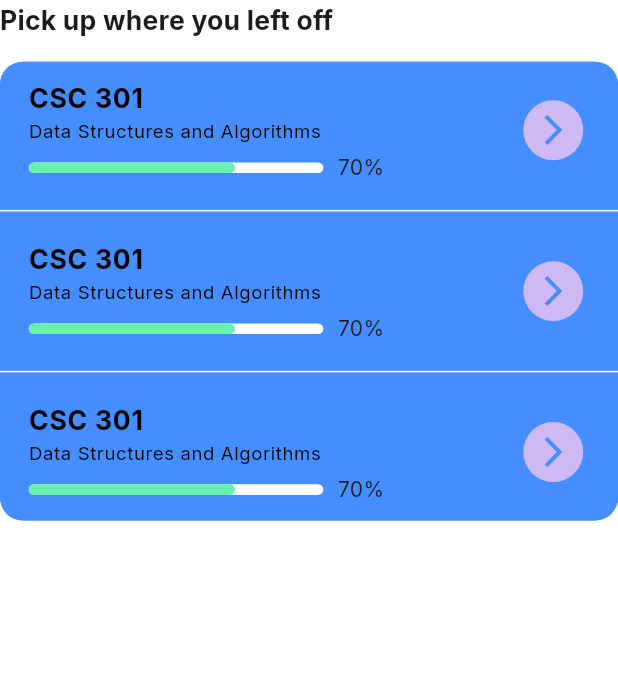
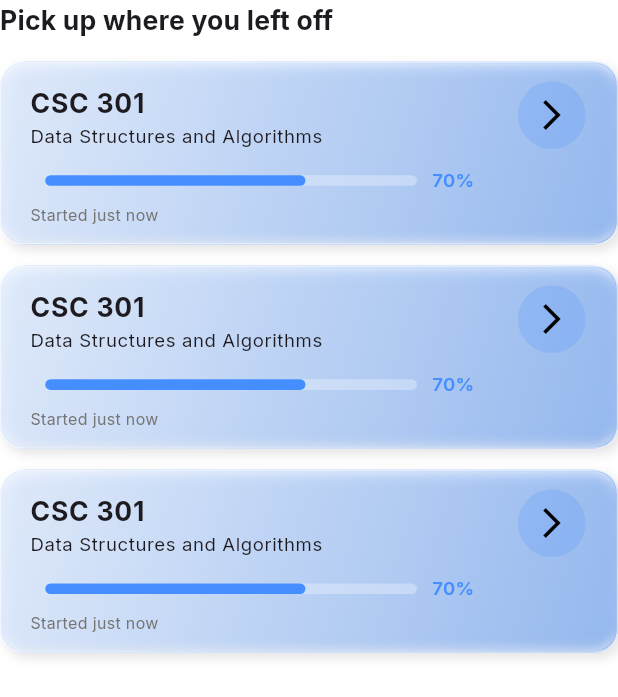
Before and after one commit to sixtusagbo/aceit, a Flutter app: the ContinueProgressWidget widget shown alone on an empty page, opened directly, on a phone screen of 412 x 824 dp. Shown: the top 697 px of the screen. Run offline on Flutter 3.47's test engine with Material 3 defaults, Android fonts, the phone set to English and light mode, and no system bars; drawn by our look-alikes of percent_indicator, skeletonizer; our stand-ins replace cloud_firestore, curved_navigation_bar, dart_mappable, firebase_auth, firebase_core, flutter_hooks and 4 more; missing offline and left inert: firebase_ui_auth; accounts and stored records are empty; generated files the repository leaves out were written again.

Commit message:
Enhance continue progress widget interface

```diff
--- a/lib/pages/home_page.dart
+++ b/lib/pages/home_page.dart
@@ -47,6 +47,7 @@ class HomePage extends ConsumerWidget {
           ],
         ),
         titleSpacing: 27.w,
+        backgroundColor: Colors.blue.withOpacity(0.1),
         actions: [
           // Support icon button
           IconButton(
@@ -57,12 +58,33 @@ class HomePage extends ConsumerWidget {
           18.horizontalSpace,
         ],
       ),
-      body: Padding(
+      body: Container(
+        decoration: BoxDecoration(
+          gradient: LinearGradient(
+            begin: Alignment.topLeft,
+            end: Alignment.bottomRight,
+            colors: [
+              Colors.blue.withOpacity(0.1),
+              Colors.white,
+            ],
+          ),
+        ),
+        height: 1.sh,
+        child: SingleChildScrollView(
+          child: Padding(
             padding: EdgeInsets.symmetric(vertical: 20.h, horizontal: 23.w),
             child: Column(
               crossAxisAlignment: CrossAxisAlignment.start,
               children: [
-            /// Carousel of banner images
+                Text(
+                  'Study Materials',
+                  style: TextStyle(
+                    fontSize: 24.sp,
+                    fontWeight: FontWeight.bold,
+                  ),
+                ),
+                12.verticalSpace,
+                // Carousel section
                 ConstrainedBox(
                   constraints: BoxConstraints(maxHeight: 200.h),
                   child: AutoScrollingCarousel(
@@ -81,12 +103,18 @@ class HomePage extends ConsumerWidget {
                     ], // Customize as needed
                   ),
                 ),
-            20.verticalSpace,
-
-            /// Continue in-progress quiz
+                24.verticalSpace,
                 inProgressQuizzes.when(
                   data: (results) => results.isEmpty
-                  ? const Text('No quizzes in progress')
+                      ? Center(
+                          child: Text(
+                            'No quizzes in progress',
+                            style: TextStyle(
+                              fontSize: 16.sp,
+                              color: Colors.grey[600],
+                            ),
+                          ),
+                        )
                       : ContinueProgressWidget(results: results),
                   error: (err, _) => Text('Error: $err'),
                   loading: () => Skeletonizer(
@@ -97,6 +125,8 @@ class HomePage extends ConsumerWidget {
               ],
             ),
           ),
+        ),
+      ),
     );
   }
 }
--- a/lib/utils/extensions.dart
+++ b/lib/utils/extensions.dart
@@ -32,3 +32,18 @@ extension IterableExtension<E> on Iterable<E> {
     return null;
   }
 }
+
+extension DateTimeExtension on DateTime {
+  String get timeago {
+    final difference = DateTime.now().difference(this);
+    if (difference.inDays > 0) {
+      return '${difference.inDays}d ago';
+    } else if (difference.inHours > 0) {
+      return '${difference.inHours}h ago';
+    } else if (difference.inMinutes > 0) {
+      return '${difference.inMinutes}m ago';
+    } else {
+      return 'just now';
+    }
+  }
+}
--- a/lib/widgets/continue_progress_widget.dart
+++ b/lib/widgets/continue_progress_widget.dart
@@ -25,6 +25,9 @@ class ContinueProgressWidget extends StatelessWidget {
           ),
         ),
         16.verticalSpace,
+        Column(
+          children: [
+            for (final result in results)
               Container(
                 width: double.infinity,
                 decoration: ShapeDecoration(
@@ -33,18 +36,16 @@ class ContinueProgressWidget extends StatelessWidget {
                     borderRadius: BorderRadius.circular(18.r),
                   ),
                 ),
-          child: Column(
-            children: [
-              for (final result in results)
-                CourseProgressWidget(
+                child: CourseProgressWidget(
                   courseCode: result.course!.code,
                   courseTitle: result.course!.title,
                   progress: result.progress,
                   quizId: result.quizId,
                   resultId: result.id,
+                  date: result.date,
+                ),
               )
-            ].separatedBy(const Divider()),
-          ),
+          ].separatedBy(16.verticalSpace),
         ),
       ],
     );
--- a/lib/widgets/course_progress_widget.dart
+++ b/lib/widgets/course_progress_widget.dart
@@ -1,9 +1,11 @@
+import 'dart:ui';
+
+import 'package:aceit/utils/constants.dart';
 import 'package:aceit/utils/extensions.dart';
 import 'package:flutter/material.dart';
 import 'package:flutter_screenutil/flutter_screenutil.dart';
 import 'package:go_router/go_router.dart';
 import 'package:percent_indicator/percent_indicator.dart';
-import 'package:skeletonizer/skeletonizer.dart';
 
 class CourseProgressWidget extends StatelessWidget {
   const CourseProgressWidget({
@@ -14,6 +16,7 @@ class CourseProgressWidget extends StatelessWidget {
     required this.quizId,
     required this.resultId,
     this.isDummy = false,
+    required this.date,
   });
 
   final String courseCode;
@@ -22,22 +25,53 @@ class CourseProgressWidget extends StatelessWidget {
   final String quizId;
   final String resultId;
   final bool isDummy;
+  final DateTime date;
 
   @override
   Widget build(BuildContext context) {
     return Container(
-      decoration: ShapeDecoration(
-        color: Theme.of(context).primaryColor,
-        shape: RoundedRectangleBorder(
+      decoration: BoxDecoration(
         borderRadius: BorderRadius.circular(17.r),
+        gradient: LinearGradient(
+          begin: Alignment.topLeft,
+          end: Alignment.bottomRight,
+          colors: [
+            kGlassWhite,
+            kGlassBackground,
+          ],
         ),
+        border: Border.all(
+          color: kGlassBorder,
+          width: 1,
         ),
+        boxShadow: [
+          BoxShadow(
+            color: Colors.white.withOpacity(0.2),
+            offset: const Offset(-3, -3),
+            blurRadius: 5,
+          ),
+          BoxShadow(
+            color: Colors.black.withOpacity(0.1),
+            offset: const Offset(3, 3),
+            blurRadius: 5,
+          ),
+        ],
+      ),
+      child: ClipRRect(
+        borderRadius: BorderRadius.circular(17.r),
+        child: BackdropFilter(
+          filter: ImageFilter.blur(sigmaX: 5, sigmaY: 5),
           child: Padding(
             padding: EdgeInsets.symmetric(vertical: 12.h, horizontal: 20.w),
-        child: Row(
+            child: Column(
+              crossAxisAlignment: CrossAxisAlignment.start,
+              children: [
+                Row(
                   mainAxisAlignment: MainAxisAlignment.spaceBetween,
                   children: [
-            Column(
+                    // Course info column
+                    Expanded(
+                      child: Column(
                         crossAxisAlignment: CrossAxisAlignment.start,
                         children: [
                           Text(
@@ -45,7 +79,6 @@ class CourseProgressWidget extends StatelessWidget {
                             style: context.textTheme.bodyLarge?.copyWith(
                               fontSize: 20.sp,
                               fontWeight: FontWeight.w700,
-                    color: Colors.black,
                             ),
                           ),
                           Text(
@@ -53,46 +86,59 @@ class CourseProgressWidget extends StatelessWidget {
                             style: context.textTheme.bodySmall?.copyWith(
                               fontSize: 14.sp,
                               fontWeight: FontWeight.w400,
-                    color: Colors.black,
                             ),
                             overflow: TextOverflow.ellipsis,
                           ),
-                8.verticalSpace,
-
-                /// Progress bar
-                Skeleton.leaf(
-                  child: LinearPercentIndicator(
-                    width: MediaQuery.sizeOf(context).width * 0.5,
-                    animation: true,
-                    lineHeight: 8.h,
-                    animationDuration: 2000,
-                    percent: progress,
-                    barRadius: Radius.circular(40.r),
-                    backgroundColor: Colors.white,
-                    progressColor: Colors.greenAccent,
-                    trailing: Text('${(progress * 100).toInt()}%'),
-                    padding: EdgeInsets.only(right: 10.w),
-                  ),
-                )
                         ],
                       ),
-
-            /// Circle arrow right icon
+                    ),
+                    // Continue button
                     IconButton(
                       onPressed: isDummy
                           ? null
-                  : () => context.push('/quiz/$quizId?result=$resultId'),
-              icon: const Icon(
-                Icons.arrow_forward_ios,
-              ),
-              color: Theme.of(context).primaryColor,
+                          : () =>
+                              context.push('/quiz/$quizId?result=$resultId'),
+                      icon: const Icon(Icons.arrow_forward_ios),
                       style: IconButton.styleFrom(
                         shape: const CircleBorder(),
-                backgroundColor: const Color(0xFFCFB9F4),
-                fixedSize: Size.fromHeight(29.h),
+                        backgroundColor: kPrimaryColor.withOpacity(0.2),
+                        padding: EdgeInsets.all(12.r),
                       ),
-            )
+                    ),
                   ],
+                ),
+                12.verticalSpace,
+                // Progress indicator
+                LinearPercentIndicator(
+                  width: MediaQuery.sizeOf(context).width * 0.65,
+                  animation: true,
+                  lineHeight: 8.h,
+                  animationDuration: 1500,
+                  percent: progress,
+                  barRadius: Radius.circular(40.r),
+                  backgroundColor: Colors.white.withOpacity(0.3),
+                  progressColor: kPrimaryColor,
+                  trailing: Text(
+                    '${(progress * 100).toInt()}%',
+                    style: TextStyle(
+                      fontSize: 14.sp,
+                      fontWeight: FontWeight.w600,
+                      color: kPrimaryColor,
+                    ),
+                  ),
+                ),
+                8.verticalSpace,
+                // Date text
+                Text(
+                  'Started ${date.timeago}',
+                  style: TextStyle(
+                    fontSize: 12.sp,
+                    color: Colors.grey[600],
+                  ),
+                ),
+              ],
+            ),
+          ),
         ),
       ),
     );
--- a/lib/widgets/scaffold_with_navbar.dart
+++ b/lib/widgets/scaffold_with_navbar.dart
@@ -22,7 +22,7 @@ class ScaffoldWithNavBar extends StatelessWidget {
       body: child,
       bottomNavigationBar: CurvedNavigationBar(
         color: Theme.of(context).primaryColor,
-        backgroundColor: Colors.white,
+        backgroundColor: Colors.blueAccent.withOpacity(0.1),
         buttonBackgroundColor: Theme.of(context).primaryColor,
         items: const <Widget>[
           Icon(
```
Lines whose indentation alone changed are shown as unchanged.
